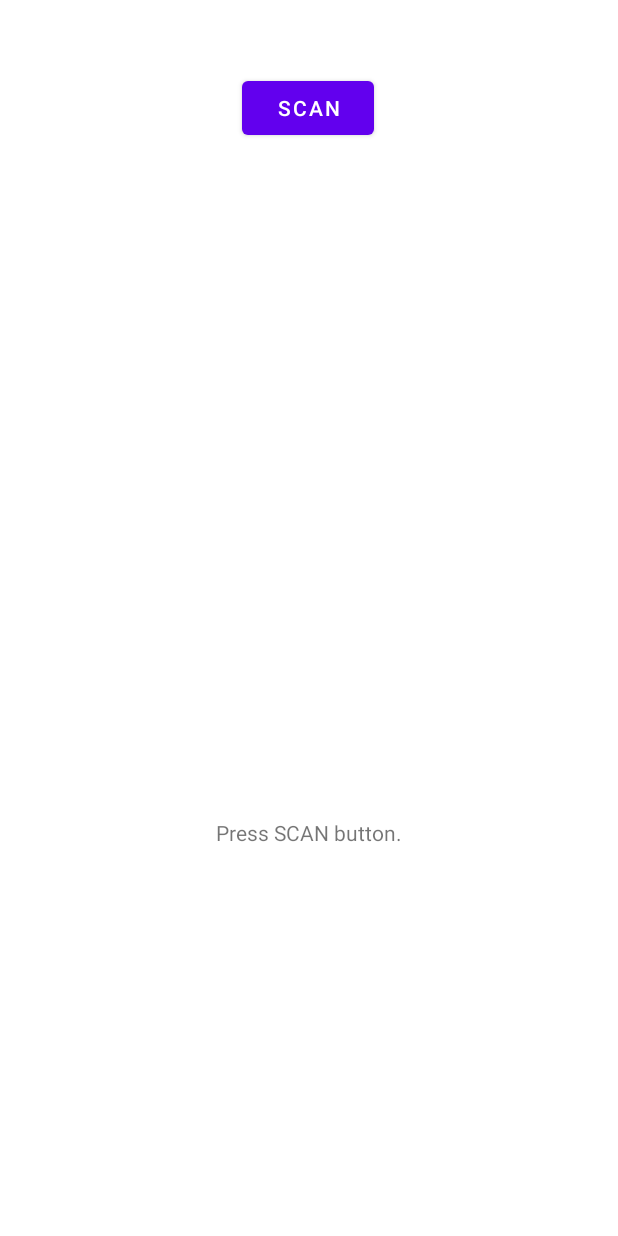
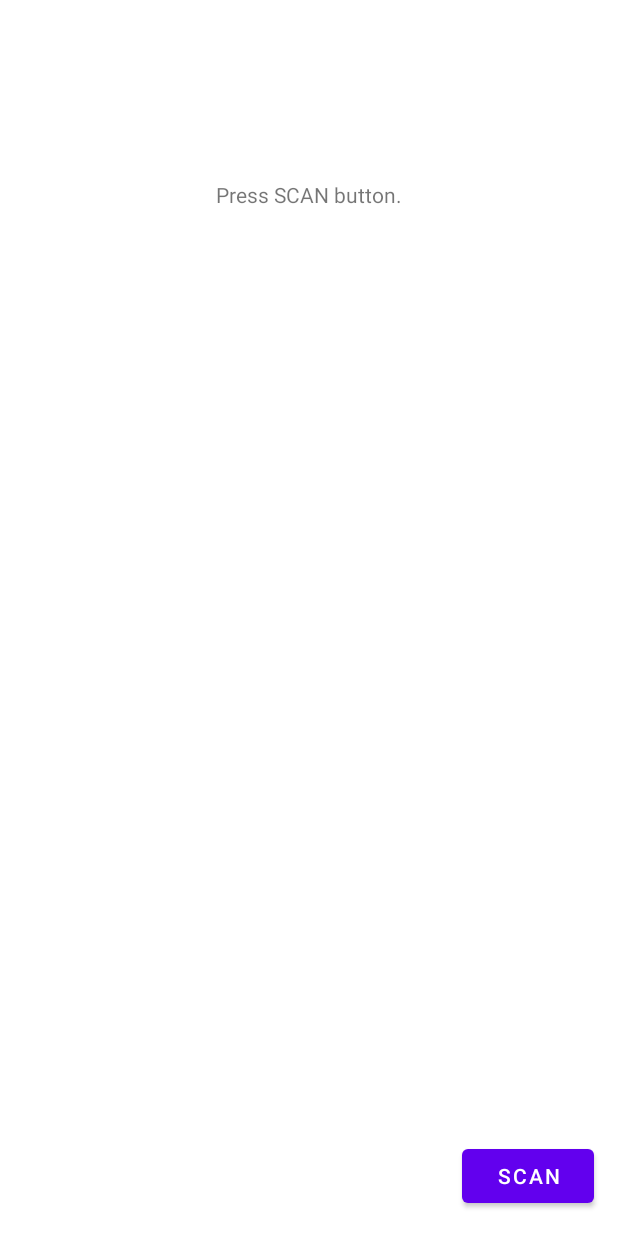
Before and after one commit to masim05/android-play-bluetooth, an Android app: the screen it shows after launch (MainActivity), on a phone screen of 412 x 824 dp. Run offline under Robolectric (Android 15) with nearby library versions, the phone set to English and light mode, and no system bars.

Commit message:
Readjust view.

```diff
--- a/app/src/main/res/layout/activity_main.xml
+++ b/app/src/main/res/layout/activity_main.xml
@@ -10,29 +10,30 @@
         android:id="@+id/scan_button"
         android:layout_width="wrap_content"
         android:layout_height="wrap_content"
-        android:layout_marginTop="48dp"
+        android:layout_marginEnd="16dp"
+        android:layout_marginBottom="16dp"
         android:text="@string/scan"
-        app:layout_constraintEnd_toEndOf="parent"
-        app:layout_constraintHorizontal_bias="0.498"
-        app:layout_constraintStart_toStartOf="parent"
-        app:layout_constraintTop_toTopOf="parent" />
+        app:layout_constraintBottom_toBottomOf="parent"
+        app:layout_constraintEnd_toEndOf="parent" />
 
     <androidx.recyclerview.widget.RecyclerView
         android:id="@+id/deviceList"
-        android:layout_width="409dp"
-        android:layout_height="190dp"
-        tools:listitem="@layout/recyclerview_item"
+        android:layout_width="356dp"
+        android:layout_height="150dp"
+        app:layout_constraintBottom_toBottomOf="parent"
+        app:layout_constraintEnd_toEndOf="parent"
         app:layout_constraintStart_toStartOf="parent"
-        app:layout_constraintTop_toBottomOf="@+id/scan_button" />
+        app:layout_constraintTop_toBottomOf="@+id/textMessage"
+        tools:listitem="@layout/recyclerview_item" />
 
     <TextView
         android:id="@+id/textMessage"
         android:layout_width="wrap_content"
         android:layout_height="wrap_content"
+        android:layout_marginTop="120dp"
         android:text="@string/textview"
-        app:layout_constraintBottom_toBottomOf="parent"
         app:layout_constraintEnd_toEndOf="parent"
         app:layout_constraintStart_toStartOf="parent"
-        app:layout_constraintTop_toBottomOf="@+id/deviceList" />
+        app:layout_constraintTop_toTopOf="parent" />
 
 </androidx.constraintlayout.widget.ConstraintLayout>
```
